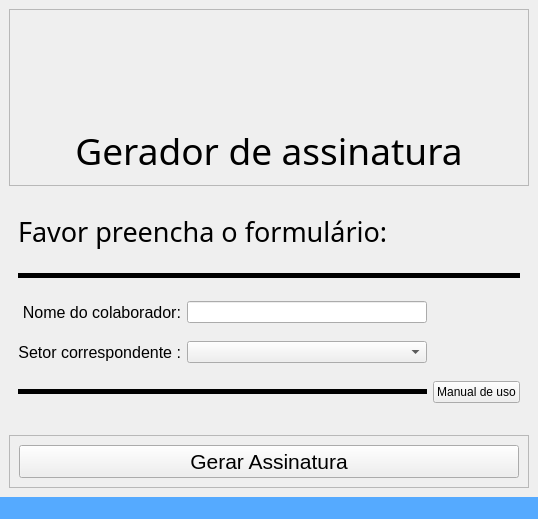
This is code/src/ui/window_ass.ui in Sl3nc/Assinatura_Auto as Qt 5 draws it before an edit. The edited form follows.
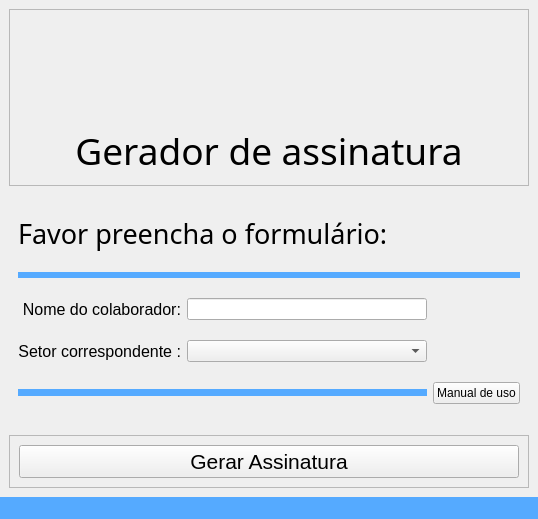
This is the edited form. Icons and pictures are not drawn.

Diff of the .ui file:
```diff
--- a/code/src/ui/window_ass.ui
+++ b/code/src/ui/window_ass.ui
@@ -43,14 +43,17 @@
           <property name="minimumSize">
            <size>
             <width>0</width>
-            <height>15</height>
+            <height>6</height>
            </size>
           </property>
+          <property name="styleSheet">
+           <string notr="true">background-color: rgb(85, 170, 255);</string>
+          </property>
           <property name="frameShadow">
            <enum>QFrame::Shadow::Plain</enum>
           </property>
           <property name="lineWidth">
-           <number>5</number>
+           <number>-1</number>
           </property>
           <property name="orientation">
            <enum>Qt::Orientation::Horizontal</enum>
@@ -100,7 +103,7 @@
           <property name="minimumSize">
            <size>
             <width>0</width>
-            <height>15</height>
+            <height>7</height>
            </size>
           </property>
           <property name="maximumSize">
@@ -109,11 +112,14 @@
             <height>16777215</height>
            </size>
           </property>
+          <property name="styleSheet">
+           <string notr="true">background-color: rgb(85, 170, 255);</string>
+          </property>
           <property name="frameShadow">
            <enum>QFrame::Shadow::Plain</enum>
           </property>
           <property name="lineWidth">
-           <number>5</number>
+           <number>-1</number>
           </property>
           <property name="orientation">
            <enum>Qt::Orientation::Horizontal</enum>
```
Left out of the diff: 60 changed lines with no effect on the pictures.
